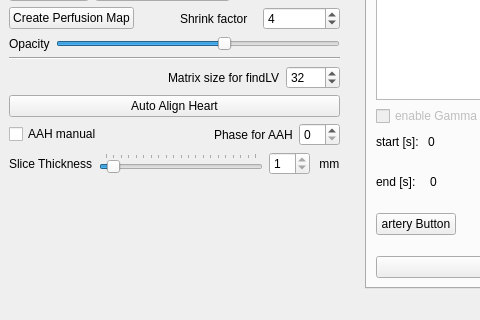
Above: main/KardioPerfusion.ui from CardiacImagingCharite/CardiacPerfusion before the change; both pictures show x 0 to 480 and y 585 to 905 of the 1182 by 905 pixel window. Below: the same form after it.
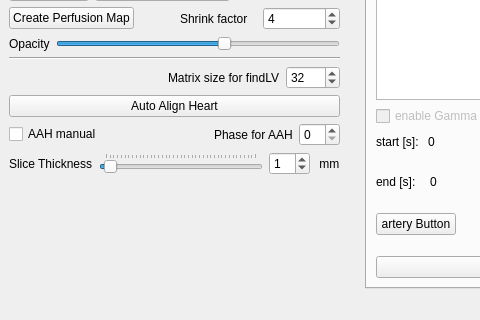
That is the form after the change. Icons and pictures are not drawn. Custom widgets are drawn as their Qt base class.

```diff
--- a/main/KardioPerfusion.ui
+++ b/main/KardioPerfusion.ui
@@ -714,7 +714,7 @@
              <number>0</number>
             </property>
             <property name="maximum">
-             <number>20</number>
+             <number>40</number>
             </property>
             <property name="singleStep">
              <number>1</number>
@@ -739,13 +739,13 @@
           <item>
            <widget class="QSpinBox" name="sb_thickness">
             <property name="readOnly">
-             <bool>true</bool>
+             <bool>false</bool>
             </property>
             <property name="minimum">
-             <number>1</number>
+             <number>0</number>
             </property>
             <property name="maximum">
-             <number>20</number>
+             <number>40</number>
             </property>
             <property name="value">
              <number>1</number>
```
Left out of the diff: 1 changed line with no effect on the pictures.
